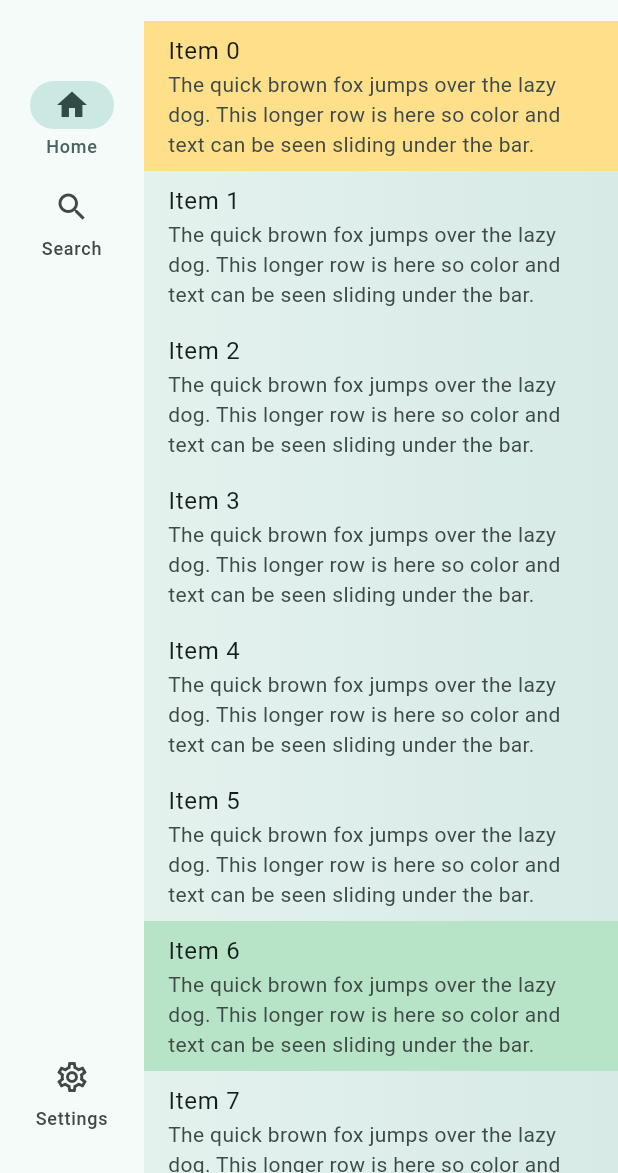
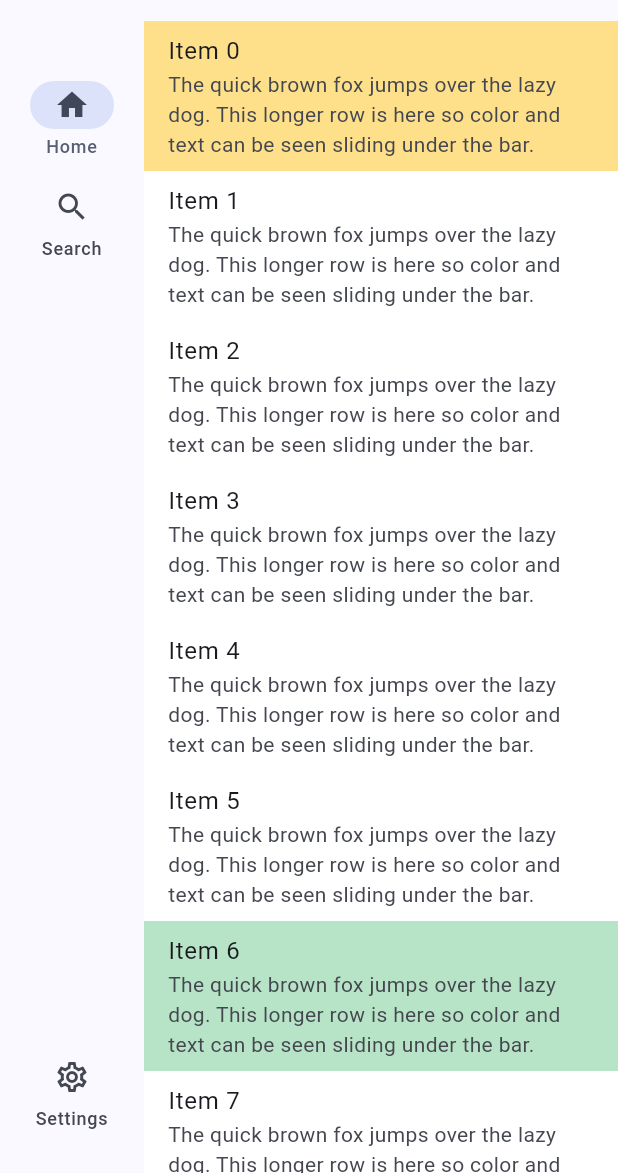
Before and after one commit to FriesI23/flutter_adaptive_sidebar, a Flutter app: the screen it shows after launch, on a phone screen of 412 x 824 dp, the part 63-1236 px from its top. Run offline on Flutter 3.47's test engine with Material 3 defaults, Android fonts, the phone set to English and light mode, and no system bars; missing offline and left inert: ios_window_control_layout.

Commit message:
feat: unify Cupertino sidebar theme colors

```diff
--- a/example/lib/example_app.dart
+++ b/example/lib/example_app.dart
@@ -18,13 +18,27 @@ class AdaptiveSidebarExampleApp extends StatefulWidget {
 
 class _AdaptiveSidebarExampleAppState extends State<AdaptiveSidebarExampleApp> {
   ThemeMode _themeMode = ThemeMode.system;
+  ExampleThemeColor _themeColor = ExampleThemeColor.system;
 
   ThemeData _theme(Brightness brightness) {
     final colorScheme = ColorScheme.fromSeed(
-      seedColor: Colors.teal,
+      seedColor: _themeColor.color,
       brightness: brightness,
     );
-    return ThemeData(colorScheme: colorScheme);
+    return ThemeData(
+      colorScheme: colorScheme,
+      cupertinoOverrideTheme: CupertinoThemeData(
+        brightness: brightness,
+        primaryColor: _themeColor.color,
+      ),
+      extensions: [
+        CupertinoSidebarThemeData(
+          edgeBackgroundColor: _themeColor == ExampleThemeColor.system
+              ? null
+              : colorScheme.surfaceContainer,
+        ),
+      ],
+    );
   }
 
   @override
@@ -38,7 +52,9 @@ class _AdaptiveSidebarExampleAppState extends State<AdaptiveSidebarExampleApp> {
         child: AdaptiveSidebarExample(
           cupertino: widget.cupertino,
           themeMode: _themeMode,
+          themeColor: _themeColor,
           onThemeModeChanged: (mode) => setState(() => _themeMode = mode),
+          onThemeColorChanged: (color) => setState(() => _themeColor = color),
         ),
       ),
     );
@@ -52,6 +68,21 @@ enum _ExpansionMode { automatic, collapsed, expanded }
 enum _CollapsedBarTransition { drop, fade }
 
 enum _ToolbarTopInsetMode { automatic, unified, custom }
+
+/// Theme colors demonstrated by the Cupertino sidebar example.
+enum ExampleThemeColor {
+  system('Default', CupertinoColors.systemBlue),
+  purple('Purple', CupertinoColors.systemPurple),
+  teal('Teal', CupertinoColors.systemTeal),
+  orange('Orange', CupertinoColors.systemOrange);
+
+  const ExampleThemeColor(this.label, this.color);
+
+  final String label;
+  final Color color;
+
+  ExampleThemeColor get next => values[(index + 1) % values.length];
+}
 
 PreferredSizeWidget? _navigationBarBottomFor(
   CupertinoSidebarToolbarGeometry geometry,
@@ -114,12 +145,25 @@ _SidebarStyle _platformSidebarStyle() {
 }
 
 class _ExampleBackground extends StatelessWidget {
-  const _ExampleBackground({required this.child});
-
+  const _ExampleBackground({required this.themeColor, required this.child});
+
+  final ExampleThemeColor themeColor;
   final Widget child;
 
   @override
   Widget build(BuildContext context) {
+    if (themeColor == ExampleThemeColor.system) {
+      return DecoratedBox(
+        key: const ValueKey('example-background'),
+        decoration: BoxDecoration(
+          color: CupertinoDynamicColor.resolve(
+            CupertinoColors.systemBackground,
+            context,
+          ),
+        ),
+        child: child,
+      );
+    }
     final colorScheme = Theme.of(context).colorScheme;
     final surface = colorScheme.surface;
     return DecoratedBox(
@@ -178,6 +222,7 @@ class _ExampleBody extends StatelessWidget {
     required this.customPageTitle,
     required this.itemCount,
     required this.themeMode,
+    required this.themeColor,
     required this.textDirection,
     required this.settings,
     required this.toolbarGeometry,
@@ -189,6 +234,7 @@ class _ExampleBody extends StatelessWidget {
     required this.onToggleDirection,
     required this.onModeChanged,
     required this.onThemeModeChanged,
+    required this.onThemeColorChanged,
     required this.onPreferredWidthChanged,
     required this.onMinimumWidthChanged,
     required this.onMaximumWidthChanged,
@@ -222,6 +268,7 @@ class _ExampleBody extends StatelessWidget {
   final String? customPageTitle;
   final int itemCount;
   final ThemeMode themeMode;
+  final ExampleThemeColor themeColor;
   final TextDirection textDirection;
   final _SettingsValues settings;
   final CupertinoSidebarToolbarGeometry toolbarGeometry;
@@ -233,6 +280,7 @@ class _ExampleBody extends StatelessWidget {
   final VoidCallback onToggleDirection;
   final ValueChanged<_ExpansionMode> onModeChanged;
   final ValueChanged<ThemeMode> onThemeModeChanged;
+  final ValueChanged<ExampleThemeColor> onThemeColorChanged;
   final ValueChanged<double> onPreferredWidthChanged;
   final ValueChanged<double> onMinimumWidthChanged;
   final ValueChanged<double> onMaximumWidthChanged;
@@ -306,6 +354,10 @@ class _ExampleBody extends StatelessWidget {
                         : CupertinoSidebarStyle.liquid,
                   ),
                 ),
+                _ThemeColorButton(
+                  color: themeColor,
+                  onChanged: onThemeColorChanged,
+                ),
                 CupertinoButton(
                   key: const ValueKey('style-button'),
                   padding: EdgeInsets.zero,
@@ -417,6 +469,28 @@ class _ExampleBody extends StatelessWidget {
   }
 }
 
+class _ThemeColorButton extends StatelessWidget {
+  const _ThemeColorButton({required this.color, required this.onChanged});
+
+  final ExampleThemeColor color;
+  final ValueChanged<ExampleThemeColor> onChanged;
+
+  @override
+  Widget build(BuildContext context) {
+    final resolvedColor = CupertinoDynamicColor.resolve(color.color, context);
+    return Semantics(
+      label: 'Theme color: ${color.label}',
+      button: true,
+      child: CupertinoButton(
+        key: const ValueKey('theme-color-button'),
+        padding: EdgeInsets.zero,
+        onPressed: () => onChanged(color.next),
+        child: Icon(CupertinoIcons.circle_fill, color: resolvedColor),
+      ),
+    );
+  }
+}
+
 class _AppearanceButton extends StatelessWidget {
   const _AppearanceButton({
     required this.style,
--- a/example/lib/main.dart
+++ b/example/lib/main.dart
@@ -22,7 +22,9 @@ class AdaptiveSidebarExample extends StatefulWidget {
     super.key,
     required this.cupertino,
     required this.themeMode,
+    required this.themeColor,
     required this.onThemeModeChanged,
+    required this.onThemeColorChanged,
   });
 
   /// Forces the Cupertino sidebar when true, and Material when false.
@@ -33,8 +35,14 @@ class AdaptiveSidebarExample extends StatefulWidget {
   /// Active light, dark, or system appearance.
   final ThemeMode themeMode;
 
+  /// Cupertino theme color demonstrated by both sidebar forms.
+  final ExampleThemeColor themeColor;
+
   /// Updates [themeMode].
   final ValueChanged<ThemeMode> onThemeModeChanged;
+
+  /// Updates [themeColor].
+  final ValueChanged<ExampleThemeColor> onThemeColorChanged;
 
   @override
   State<AdaptiveSidebarExample> createState() => _AdaptiveSidebarExampleState();
@@ -408,6 +416,7 @@ class _AdaptiveSidebarExampleState extends State<AdaptiveSidebarExample> {
       customPageTitle: _customPageTitle,
       itemCount: _homeItemCount,
       themeMode: widget.themeMode,
+      themeColor: widget.themeColor,
       textDirection: _textDirection,
       settings: _SettingsValues(
         preferredWidth: _preferredWidth,
@@ -433,6 +442,7 @@ class _AdaptiveSidebarExampleState extends State<AdaptiveSidebarExample> {
       onToggleDirection: _toggleDirection,
       onModeChanged: _onModeChanged,
       onThemeModeChanged: widget.onThemeModeChanged,
+      onThemeColorChanged: widget.onThemeColorChanged,
       onPreferredWidthChanged: _setPreferredWidth,
       onMinimumWidthChanged: _setMinimumWidth,
       onMaximumWidthChanged: _setMaximumWidth,
@@ -515,7 +525,7 @@ class _AdaptiveSidebarExampleState extends State<AdaptiveSidebarExample> {
 
     return Directionality(
       textDirection: _textDirection,
-      child: _ExampleBackground(child: page),
+      child: _ExampleBackground(themeColor: widget.themeColor, child: page),
     );
   }
 }
--- a/lib/flutter_adaptive_sidebar.dart
+++ b/lib/flutter_adaptive_sidebar.dart
@@ -14,6 +14,7 @@ export 'src/cupertino/cupertino_sidebar_collapsed_bar.dart'
 export 'src/cupertino/cupertino_sidebar_destination.dart';
 export 'src/cupertino/cupertino_sidebar_item_style.dart';
 export 'src/cupertino/cupertino_sidebar_navigation.dart';
+export 'src/cupertino/cupertino_sidebar_theme_data.dart';
 export 'src/cupertino/cupertino_sidebar_toolbar_geometry.dart';
 export 'src/material/material_sidebar.dart';
 export 'src/material/material_sidebar_item_style.dart';
--- a/lib/src/cupertino/cupertino_sidebar_item_style.dart
+++ b/lib/src/cupertino/cupertino_sidebar_item_style.dart
@@ -3,9 +3,8 @@ import 'package:flutter/cupertino.dart';
 /// Optional colors and label type for a Cupertino sidebar row.
 ///
 /// Pass one to [CupertinoSidebarDestination], [CupertinoSidebarNavigation], or
-/// [CupertinoSidebarCollapsedBar]. A null field keeps that row's default: the
-/// side capsule follows liquid or edge, and the collapsed bar keeps its
-/// measured label style.
+/// [CupertinoSidebarCollapsedBar]. A null field keeps the theme-derived
+/// liquid or edge treatment and the collapsed bar's measured label style.
 ///
 /// [labelStyle] replaces only the fields it sets. The resolved selection
 /// color replaces [TextStyle.color].
--- a/lib/src/cupertino/cupertino_sidebar_navigation.dart
+++ b/lib/src/cupertino/cupertino_sidebar_navigation.dart
@@ -51,7 +51,7 @@ class CupertinoSidebarNavigation extends StatefulWidget {
 
   /// Fill, label colors, and label type for every row.
   ///
-  /// Null keeps the liquid tint or the edge fill.
+  /// Null keeps the theme-derived liquid or edge treatment.
   final CupertinoSidebarItemStyle? itemStyle;
 
   @override
--- /dev/null
+++ b/lib/src/cupertino/cupertino_sidebar_theme_data.dart
@@ -0,0 +1,44 @@
+import 'package:flutter/material.dart';
+
+/// App-theme overrides for Cupertino sidebar surfaces.
+@immutable
+class CupertinoSidebarThemeData
+    extends ThemeExtension<CupertinoSidebarThemeData> {
+  /// Creates Cupertino sidebar theme overrides.
+  const CupertinoSidebarThemeData({this.edgeBackgroundColor});
+
+  /// Source tint for the edge sidebar glass.
+  ///
+  /// The package resolves dynamic colors and applies the edge glass opacity.
+  /// Null keeps the package's iPadOS 27 light/dark baseline. The resulting
+  /// tint is shared by the expanded panel and collapsed edge capsule.
+  final Color? edgeBackgroundColor;
+
+  /// Resolves the nearest sidebar theme, or empty defaults.
+  static CupertinoSidebarThemeData of(BuildContext context) {
+    return Theme.of(context).extension<CupertinoSidebarThemeData>() ??
+        const CupertinoSidebarThemeData();
+  }
+
+  @override
+  CupertinoSidebarThemeData copyWith({Color? edgeBackgroundColor}) {
+    return CupertinoSidebarThemeData(
+      edgeBackgroundColor: edgeBackgroundColor ?? this.edgeBackgroundColor,
+    );
+  }
+
+  @override
+  CupertinoSidebarThemeData lerp(
+    covariant CupertinoSidebarThemeData? other,
+    double t,
+  ) {
+    if (other == null) return this;
+    return CupertinoSidebarThemeData(
+      edgeBackgroundColor: Color.lerp(
+        edgeBackgroundColor,
+        other.edgeBackgroundColor,
+        t,
+      ),
+    );
+  }
+}
```
Also changed, not shown: lib/src/cupertino/cupertino_sidebar.dart (+22 -9 lines), lib/src/cupertino/cupertino_sidebar_chrome.dart (+6 -2 lines), lib/src/cupertino/cupertino_sidebar_collapsed_bar.dart (+4 -39 lines), lib/src/cupertino/cupertino_sidebar_destination.dart (+7 -8 lines), lib/src/cupertino/cupertino_sidebar_standard_colors.dart (deleted, +0 -15 lines), 9 other files.
